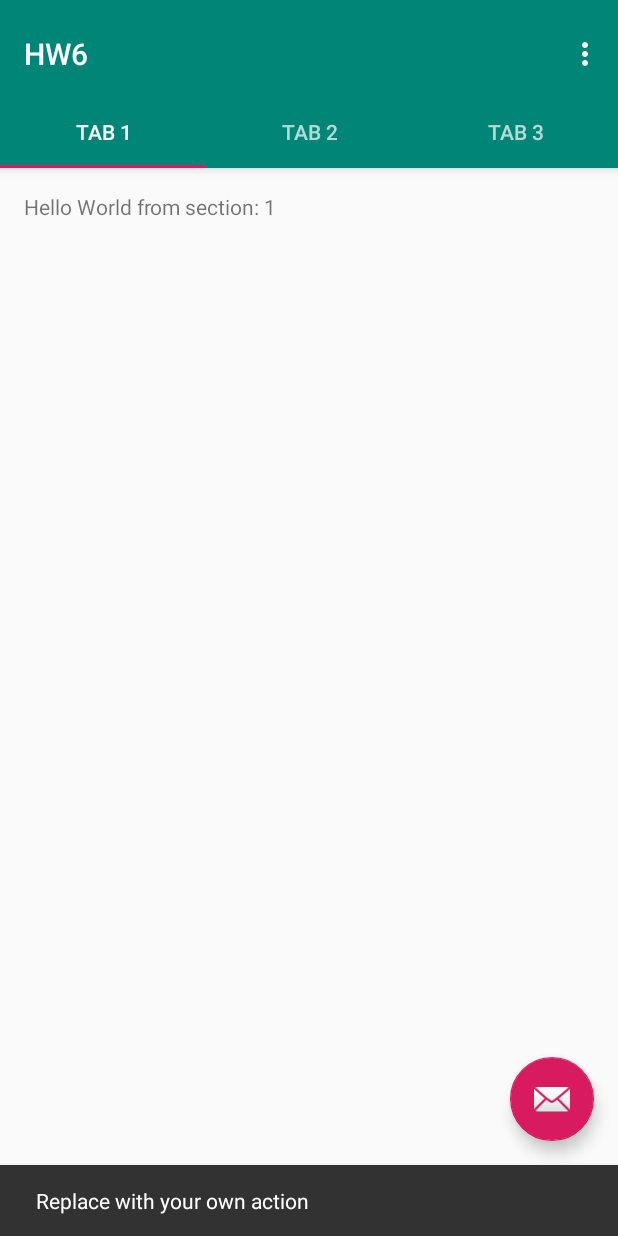
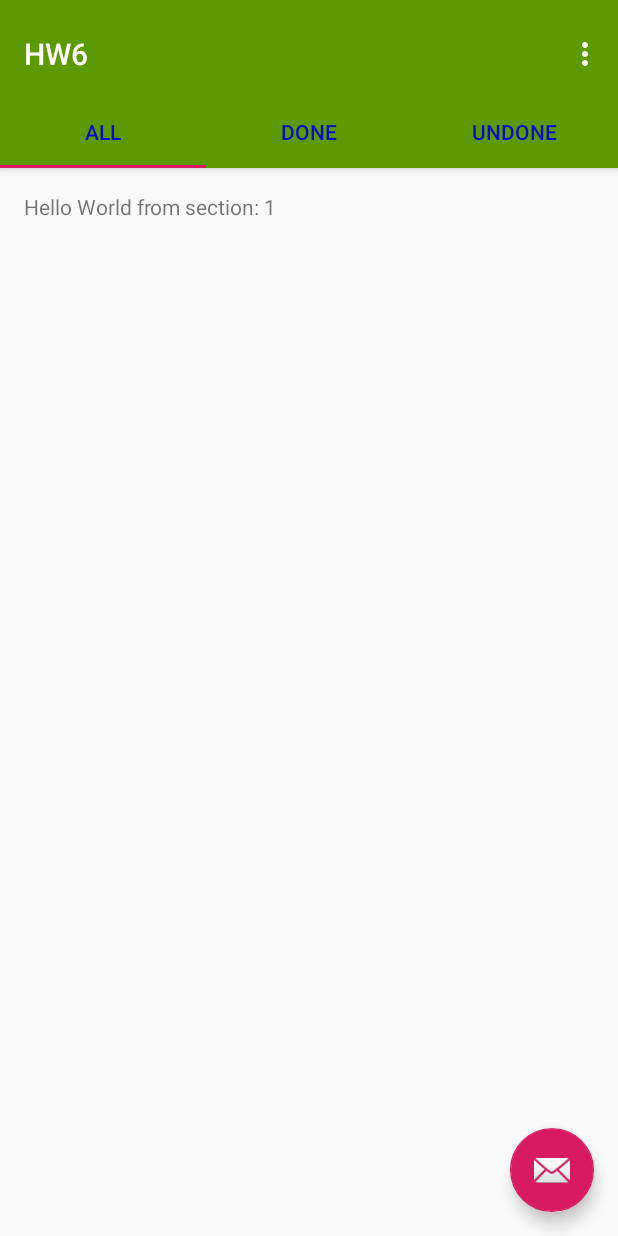
Before and after one commit to bahmanebazoo/HW6, an Android app: the screen it shows after launch (MainActivity), after a tap on an icon or button, on a phone screen of 412 x 824 dp. Run offline under Robolectric (Android 15) with nearby library versions, the phone set to English and light mode, and no system bars; 1 statement that could not run was skipped.

Commit message:
AddToDo Activity & Fragment created. @String and @Color updated. FloatingButton connected to AddToDoActivity.

```diff
--- a/app/build.gradle
+++ b/app/build.gradle
@@ -23,6 +23,7 @@ dependencies {
     implementation 'com.android.support:appcompat-v7:28.0.0'
     implementation 'com.android.support:design:28.0.0'
     implementation 'com.android.support.constraint:constraint-layout:1.1.3'
+    implementation 'com.android.support:support-v4:28.0.0-alpha1'
     testImplementation 'junit:junit:4.12'
     androidTestImplementation 'com.android.support.test:runner:1.0.2'
     androidTestImplementation 'com.android.support.test.espresso:espresso-core:3.0.2'
--- a/app/src/main/AndroidManifest.xml
+++ b/app/src/main/AndroidManifest.xml
@@ -19,6 +19,7 @@
                 <category android:name="android.intent.category.LAUNCHER" />
             </intent-filter>
         </activity>
+        <activity android:name=".AddToDoActivity"></activity>
     </application>
 
 </manifest>
--- a/app/src/main/java/com/example/mind/hw6/MainActivity.java
+++ b/app/src/main/java/com/example/mind/hw6/MainActivity.java
@@ -1,5 +1,6 @@
 package com.example.mind.hw6;
 
+import android.content.Intent;
 import android.support.design.widget.TabLayout;
 import android.support.design.widget.FloatingActionButton;
 import android.support.design.widget.Snackbar;
@@ -41,27 +42,26 @@ public class MainActivity extends AppCompatActivity {
         super.onCreate(savedInstanceState);
         setContentView(R.layout.activity_main);
 
-        Toolbar toolbar = (Toolbar) findViewById(R.id.toolbar);
+        Toolbar toolbar = findViewById(R.id.toolbar);
         setSupportActionBar(toolbar);
         // Create the adapter that will return a fragment for each of the three
         // primary sections of the activity.
         mSectionsPagerAdapter = new SectionsPagerAdapter(getSupportFragmentManager());
 
         // Set up the ViewPager with the sections adapter.
-        mViewPager = (ViewPager) findViewById(R.id.container);
+        mViewPager = findViewById(R.id.container);
         mViewPager.setAdapter(mSectionsPagerAdapter);
 
-        TabLayout tabLayout = (TabLayout) findViewById(R.id.tabs);
+        TabLayout tabLayout = findViewById(R.id.tabs);
 
         mViewPager.addOnPageChangeListener(new TabLayout.TabLayoutOnPageChangeListener(tabLayout));
         tabLayout.addOnTabSelectedListener(new TabLayout.ViewPagerOnTabSelectedListener(mViewPager));
 
-        FloatingActionButton fab = (FloatingActionButton) findViewById(R.id.fab);
+        FloatingActionButton fab =  findViewById(R.id.fab);
         fab.setOnClickListener(new View.OnClickListener() {
             @Override
             public void onClick(View view) {
-                Snackbar.make(view, "Replace with your own action", Snackbar.LENGTH_LONG)
-                        .setAction("Action", null).show();
+               startActivity(AddToDoActivity.newIntent(MainActivity.this));
             }
         });
 
--- a/app/src/main/res/layout/activity_main.xml
+++ b/app/src/main/res/layout/activity_main.xml
@@ -29,23 +29,24 @@
 
         <android.support.design.widget.TabLayout
             android:id="@+id/tabs"
+            app:tabTextColor="@color/tablayouttextcolor"
             android:layout_width="match_parent"
             android:layout_height="wrap_content">
 
             <android.support.design.widget.TabItem
-                android:id="@+id/tabItem"
+                android:id="@+id/tabI_all"
                 android:layout_width="wrap_content"
                 android:layout_height="wrap_content"
                 android:text="@string/tab_text_1" />
 
             <android.support.design.widget.TabItem
-                android:id="@+id/tabItem2"
+                android:id="@+id/tab_done"
                 android:layout_width="wrap_content"
                 android:layout_height="wrap_content"
                 android:text="@string/tab_text_2" />
 
             <android.support.design.widget.TabItem
-                android:id="@+id/tabItem3"
+                android:id="@+id/tab_undone"
                 android:layout_width="wrap_content"
                 android:layout_height="wrap_content"
                 android:text="@string/tab_text_3" />
--- a/app/src/main/res/values/colors.xml
+++ b/app/src/main/res/values/colors.xml
@@ -1,6 +1,7 @@
 <?xml version="1.0" encoding="utf-8"?>
 <resources>
-    <color name="colorPrimary">#008577</color>
-    <color name="colorPrimaryDark">#00574B</color>
+    <color name="colorPrimary">#5d9900</color>
+    <color name="colorPrimaryDark">#528701</color>
     <color name="colorAccent">#D81B60</color>
+    <color name="tablayouttextcolor">#040dce</color>
 </resources>
--- a/app/src/main/res/values/strings.xml
+++ b/app/src/main/res/values/strings.xml
@@ -1,8 +1,13 @@
 <resources>
     <string name="app_name">HW6</string>
-    <string name="tab_text_1">Tab 1</string>
-    <string name="tab_text_2">Tab 2</string>
-    <string name="tab_text_3">Tab 3</string>
+    <string name="tab_text_1">ALL</string>
+    <string name="tab_text_2">DONE</string>
+    <string name="tab_text_3">UNDONE</string>
     <string name="action_settings">Settings</string>
     <string name="section_format">Hello World from section: %1$d</string>
+    <string name="description_hint">Description</string>
+    <string name="title_hint">Title: shopping</string>
+    <string name="savetolist">save</string>
+    <string name="donecheckbox">Done</string>
+    <string name="newtodo">New</string>
 </resources>
```
